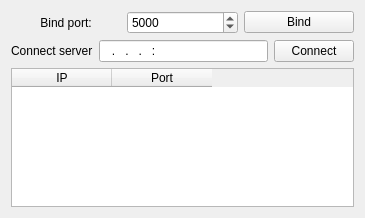
First picture: the form in widget.ui, repository JucovAllexandr/WebProxy, before the edit.
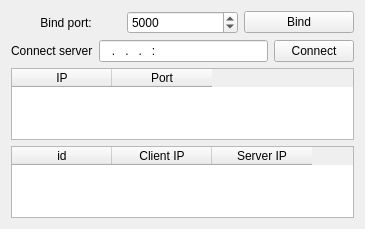
Second picture: the form after the edit.

```diff
--- a/widget.ui
+++ b/widget.ui
@@ -7,7 +7,7 @@
     <x>0</x>
     <y>0</y>
     <width>365</width>
-    <height>218</height>
+    <height>229</height>
    </rect>
   </property>
   <property name="windowTitle">
@@ -97,6 +97,25 @@
          </column>
         </widget>
        </item>
+       <item>
+        <widget class="QTableWidget" name="tableWidget_connections">
+         <column>
+          <property name="text">
+           <string>id</string>
+          </property>
+         </column>
+         <column>
+          <property name="text">
+           <string>Client IP</string>
+          </property>
+         </column>
+         <column>
+          <property name="text">
+           <string>Server IP</string>
+          </property>
+         </column>
+        </widget>
+       </item>
       </layout>
      </item>
     </layout>
```
